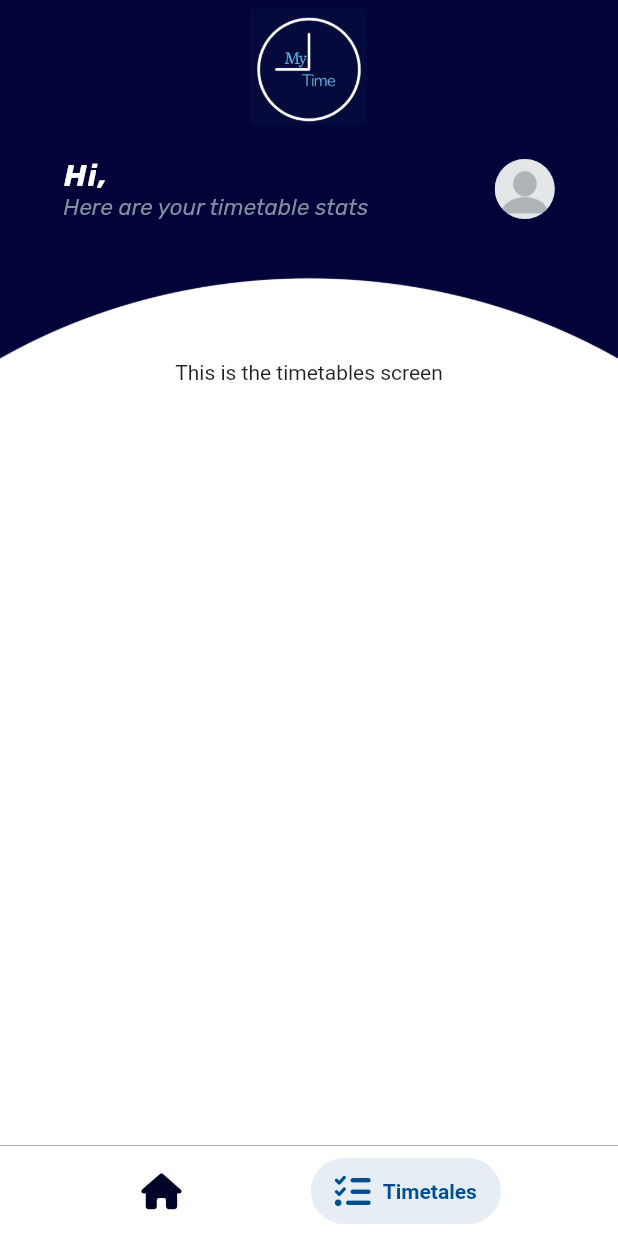
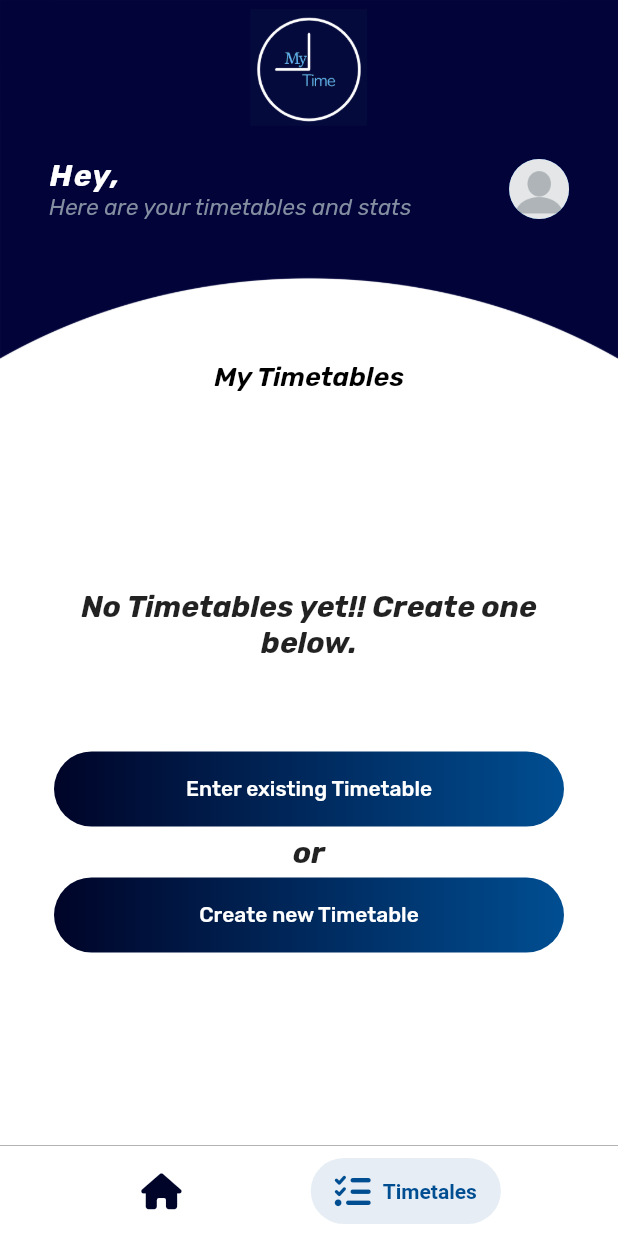
Before and after one commit to sathya991/My-Time, a Flutter app: the HeadScreen screen opened by its route, item 2 of the bottom bar chosen, on a phone screen of 412 x 824 dp. Run offline on Flutter 3.47's test engine with Material 2 defaults, Android fonts, the phone set to English and light mode, and no system bars; drawn by our look-alikes of salomon_bottom_bar; our stand-ins replace cloud_firestore, firebase_auth, firebase_core, firebase_storage, font_awesome_flutter, google_fonts and 2 more; accounts and stored records are empty.

Commit message:
timetables widget done

```diff
--- a/lib/LoginNSignup/widgets/login.dart
+++ b/lib/LoginNSignup/widgets/login.dart
@@ -24,7 +24,8 @@ class LoginWidget extends StatelessWidget {
                 email: _email.trim(), password: _password.trim())
             .then((value) {
           Navigator.of(context).pushNamedAndRemoveUntil(
-              HeadScreen.headScreenRoute, ModalRoute.withName('/'));
+              HeadScreen.headScreenRoute, ModalRoute.withName('/'),
+              arguments: "Login");
         });
       }
     }
--- a/lib/LoginNSignup/widgets/register.dart
+++ b/lib/LoginNSignup/widgets/register.dart
@@ -35,7 +35,8 @@ class RegisterWidget extends StatelessWidget {
             'profPic': ""
           }).then((value) {
             Navigator.of(context).pushNamedAndRemoveUntil(
-                HeadScreen.headScreenRoute, ModalRoute.withName('/'));
+                HeadScreen.headScreenRoute, ModalRoute.withName('/'),
+                arguments: "Register");
           });
         });
       }
--- a/lib/MainPages/screens/headscreen.dart
+++ b/lib/MainPages/screens/headscreen.dart
@@ -1,5 +1,6 @@
 import 'package:MyTime/MainPages/widgets/dashboard.dart';
 import 'package:MyTime/MainPages/widgets/timetables.dart';
+import 'package:firebase_auth/firebase_auth.dart';
 import 'package:flutter/material.dart';
 import 'package:font_awesome_flutter/font_awesome_flutter.dart';
 import 'package:salomon_bottom_bar/salomon_bottom_bar.dart';
@@ -15,6 +16,22 @@ class HeadScreen extends StatefulWidget {
 }
 
 class _HeadScreenState extends State<HeadScreen> {
+  String checkRegister = "";
+  Color selectColor = const Color.fromRGBO(0, 78, 146, 1);
+  // @override
+  // void initState() {
+  //   checkRegister = ModalRoute.of(context)!.settings.arguments as String;
+
+  //   super.initState();
+
+  // }
+  @override
+  void initState() {
+    // TODO: implement initState
+
+    super.initState();
+  }
+
   var _curIndex = 0;
   List availableScreens = [const DashboardScreen(), const TimetablesScreen()];
   @override
@@ -36,17 +53,20 @@ class _HeadScreenState extends State<HeadScreen> {
                 SalomonBottomBarItem(
                     icon: const FaIcon(FontAwesomeIcons.house),
                     title: const Text("Dashboard"),
-                    selectedColor: const Color.fromRGBO(0, 78, 146, 1)),
+                    selectedColor: selectColor),
                 SalomonBottomBarItem(
                     icon: const FaIcon(FontAwesomeIcons.listCheck),
                     title: const Text("Timetales"),
-                    selectedColor: const Color.fromRGBO(0, 78, 146, 1))
+                    selectedColor: selectColor)
               ]),
         ),
         body: Center(
           child: Column(
             mainAxisAlignment: MainAxisAlignment.start,
-            children: [const TopPartWidget(), availableScreens[_curIndex]],
+            children: [
+              const TopPartWidget(),
+              availableScreens[_curIndex],
+            ],
           ),
         ),
       ),
--- a/lib/MainPages/widgets/dashboard.dart
+++ b/lib/MainPages/widgets/dashboard.dart
@@ -5,6 +5,7 @@ import 'package:MyTime/utilities/login_signup_utilities.dart';
 import 'package:flutter/material.dart';
 import 'package:font_awesome_flutter/font_awesome_flutter.dart';
 import 'package:salomon_bottom_bar/salomon_bottom_bar.dart';
+import 'package:share_plus/share_plus.dart';
 
 class DashboardScreen extends StatefulWidget {
   const DashboardScreen({Key? key}) : super(key: key);
@@ -52,7 +53,10 @@ class _DashboardScreenState extends State<DashboardScreen> {
                 height: 30,
                 width: 120,
                 child: LoginSignupUtilities().styleRoundedButton(ElevatedButton(
-                  onPressed: () {},
+                  onPressed: () async {
+                    await Share.share(
+                        "Hey there I have a 7-day streak of completing my tasks on MyTime.");
+                  },
                   child: Row(
                     mainAxisAlignment: MainAxisAlignment.center,
                     children: const [
--- a/lib/MainPages/widgets/timetables.dart
+++ b/lib/MainPages/widgets/timetables.dart
@@ -1,4 +1,10 @@
+import 'package:MyTime/MainPages/widgets/text_button_column.dart';
+import 'package:MyTime/utilities/login_signup_utilities.dart';
+import 'package:cloud_firestore/cloud_firestore.dart';
+import 'package:firebase_auth/firebase_auth.dart';
 import 'package:flutter/material.dart';
+import 'package:font_awesome_flutter/font_awesome_flutter.dart';
+import 'package:google_fonts/google_fonts.dart';
 
 class TimetablesScreen extends StatefulWidget {
   static const timetablesRoute = '/timetables-route';
@@ -9,10 +15,119 @@ class TimetablesScreen extends StatefulWidget {
 }
 
 class _TimetablesScreenState extends State<TimetablesScreen> {
+  User? user = FirebaseAuth.instance.currentUser;
+  getTimetables() {
+    return FirebaseFirestore.instance
+        .collection('users')
+        .doc(user!.uid)
+        .collection('timetables')
+        .snapshots();
+  }
+
   @override
   Widget build(BuildContext context) {
-    return const Center(
-      child: Text("This is the timetables screen"),
+    return Column(
+      mainAxisAlignment: MainAxisAlignment.spaceAround,
+      children: [
+        Padding(
+          padding: const EdgeInsets.fromLTRB(20, 0, 20, 0),
+          child: Text(
+            "My Timetables",
+            style: GoogleFonts.rubik(
+                color: Colors.black,
+                fontSize: 18,
+                fontWeight: FontWeight.w600,
+                fontStyle: FontStyle.italic),
+          ),
+        ),
+        StreamBuilder<QuerySnapshot>(
+            stream: getTimetables(),
+            builder: (context, snapshot) {
+              if (snapshot.connectionState == ConnectionState.waiting) {
+                return const Center(
+                  child: CircularProgressIndicator(),
+                );
+              }
+              if (snapshot.data!.docs.isEmpty) {
+                return SizedBox(
+                  height: 220,
+                  width: 380,
+                  child: Center(
+                      child: Padding(
+                    padding: const EdgeInsets.fromLTRB(20, 100, 20, 10),
+                    child: Text("No Timetables yet!! Create one below.",
+                        textAlign: TextAlign.center,
+                        style: GoogleFonts.rubik(
+                            fontSize: 20,
+                            fontWeight: FontWeight.bold,
+                            fontStyle: FontStyle.italic)),
+                  )),
+                );
+              }
+              return SizedBox(
+                height: 220,
+                width: 380,
+                child: ListView.builder(
+                    itemCount: snapshot.data!.docs.length,
+                    itemBuilder: (context, index) {
+                      return Column(
+                        children: [
+                          LoginSignupUtilities().styleButton(ElevatedButton(
+                            onPressed: () {},
+                            child: Row(
+                              mainAxisAlignment: MainAxisAlignment.spaceBetween,
+                              children: [
+                                Text(
+                                  snapshot.data!.docs[index].get('name'),
+                                  style: Theme.of(context)
+                                      .textTheme
+                                      .bodyText1!
+                                      .copyWith(fontSize: 15),
+                                ),
+                                const FaIcon(
+                                  FontAwesomeIcons.arrowUpRightFromSquare,
+                                )
+                              ],
+                            ),
+                          )),
+                          const SizedBox(
+                            height: 5,
+                          ),
+                        ],
+                      );
+                    }),
+              );
+            }),
+        const SizedBox(
+          height: 20,
+        ),
+        Column(
+          mainAxisAlignment: MainAxisAlignment.end,
+          children: [
+            LoginSignupUtilities().styleRoundedButton(ElevatedButton(
+                onPressed: () {},
+                child: Text("Enter existing Timetable",
+                    style: GoogleFonts.rubik()))),
+            const SizedBox(
+              height: 5,
+            ),
+            Text(
+              "or",
+              style: GoogleFonts.rubik(
+                  fontSize: 20,
+                  fontStyle: FontStyle.italic,
+                  fontWeight: FontWeight.bold),
+            ),
+            const SizedBox(
+              height: 5,
+            ),
+            LoginSignupUtilities().styleRoundedButton(ElevatedButton(
+                onPressed: () {},
+                child:
+                    Text("Create new Timetable", style: GoogleFonts.rubik()))),
+          ],
+        ),
+      ],
     );
   }
 }
--- a/lib/MainPages/widgets/top_part.dart
+++ b/lib/MainPages/widgets/top_part.dart
@@ -12,7 +12,6 @@ import 'package:image_picker/image_picker.dart';
 
 class TopPartWidget extends StatefulWidget {
   const TopPartWidget({Key? key}) : super(key: key);
-
   @override
   State<TopPartWidget> createState() => _TopPartWidgetState();
 }
@@ -21,7 +20,7 @@ class _TopPartWidgetState extends State<TopPartWidget> {
   String _userName = "";
   String profPic = "";
   String curUserUID = "";
-
+  String textToShow = "";
   getUserNameNProfPic() {
     setState(() {
       curUserUID = FirebaseAuth.instance.currentUser!.uid;
@@ -73,7 +72,7 @@ class _TopPartWidgetState extends State<TopPartWidget> {
                             crossAxisAlignment: CrossAxisAlignment.start,
                             children: [
                               Text(
-                                "Hi, $_userName",
+                                "Hey, $_userName",
                                 style: GoogleFonts.rubik(
                                     color: Colors.white,
                                     fontStyle: FontStyle.italic,
@@ -81,7 +80,7 @@ class _TopPartWidgetState extends State<TopPartWidget> {
                                     letterSpacing: 1.1,
                                     fontSize: 20),
                               ),
-                              Text("Here are your timetable stats",
+                              Text("Here are your timetables and stats",
                                   style: GoogleFonts.rubik(
                                       color: const Color.fromRGBO(
                                           131, 142, 161, 1),
--- a/pubspec.yaml
+++ b/pubspec.yaml
@@ -44,6 +44,7 @@ dependencies:
   image_picker: ^0.8.5
   firebase_storage: ^10.2.11
   salomon_bottom_bar: ^3.3.0
+  share_plus: ^4.0.4
 
 dev_dependencies:
   flutter_test:
```
Also changed, not shown: pubspec.lock, 2 other files.
